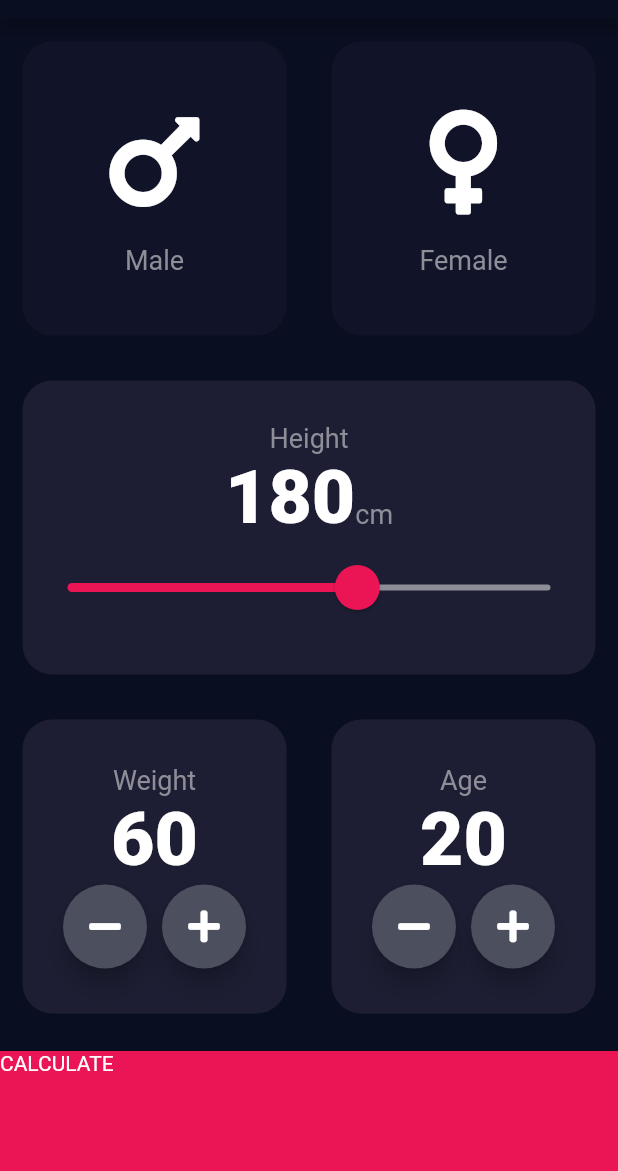
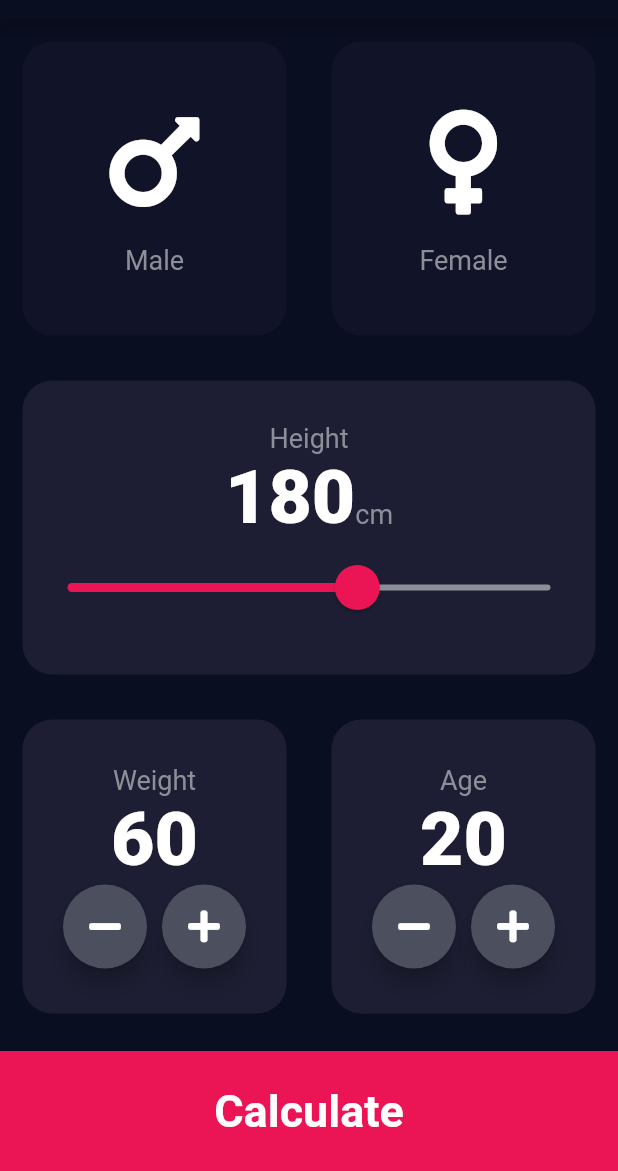
Before and after one commit to hirenvadher95/bmi-calculator-flutter, a Flutter app: the screen it shows after launch, on a phone screen of 412 x 824 dp, the part 65-1236 px from its top. Run offline on Flutter 3.47's test engine with Material 2 defaults, Android fonts, the phone set to English and light mode, and no system bars; our stand-ins replace font_awesome_flutter.

Commit message:
Well Played

```diff
--- a/lib/input_file.dart
+++ b/lib/input_file.dart
@@ -204,22 +204,42 @@ class _InputPageState extends State<InputPage> {
                 ],
               ),
             ),
-            GestureDetector(
+            BottomButton(
+              buttonTitle: "Calculate",
               onTap: () {
                 Navigator.push(context, MaterialPageRoute(builder: (context) {
                   return ResultPage();
                 }));
               },
-              child: Container(
-                child: Text("CALCULATE"),
-                color: bottomContainerColour,
-                margin: EdgeInsets.only(top: 10),
-                width: double.infinity,
-                height: bottomContainerHeight,
-              ),
             )
           ],
         ));
+  }
+}
+
+class BottomButton extends StatelessWidget {
+  BottomButton({this.onTap, this.buttonTitle});
+
+  final Function onTap;
+  final String buttonTitle;
+
+  @override
+  Widget build(BuildContext context) {
+    return GestureDetector(
+      onTap: onTap,
+      child: Container(
+        child: Center(
+          child: Text(
+            buttonTitle,
+            style: largeTextStyle,
+          ),
+        ),
+        color: bottomContainerColour,
+        margin: EdgeInsets.only(top: 10),
+        width: double.infinity,
+        height: bottomContainerHeight,
+      ),
+    );
   }
 }
 
```
Also changed, not shown: lib/constants.dart (+7 -0 lines), lib/result_page.dart (+44 -5 lines), lib/bottom_button.dart (added).
